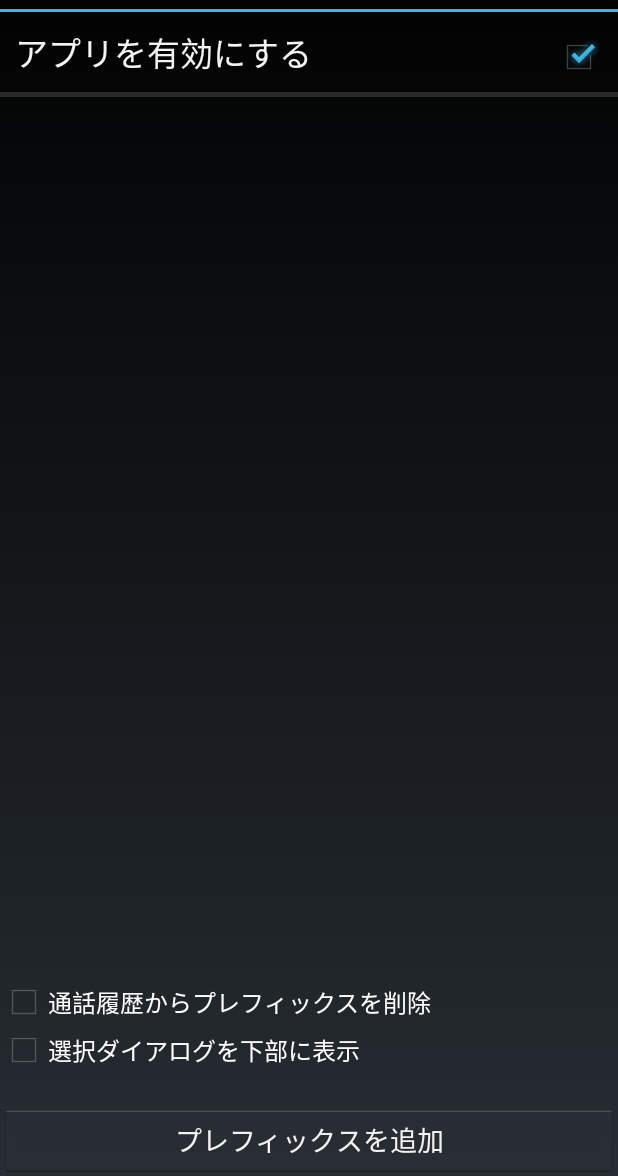
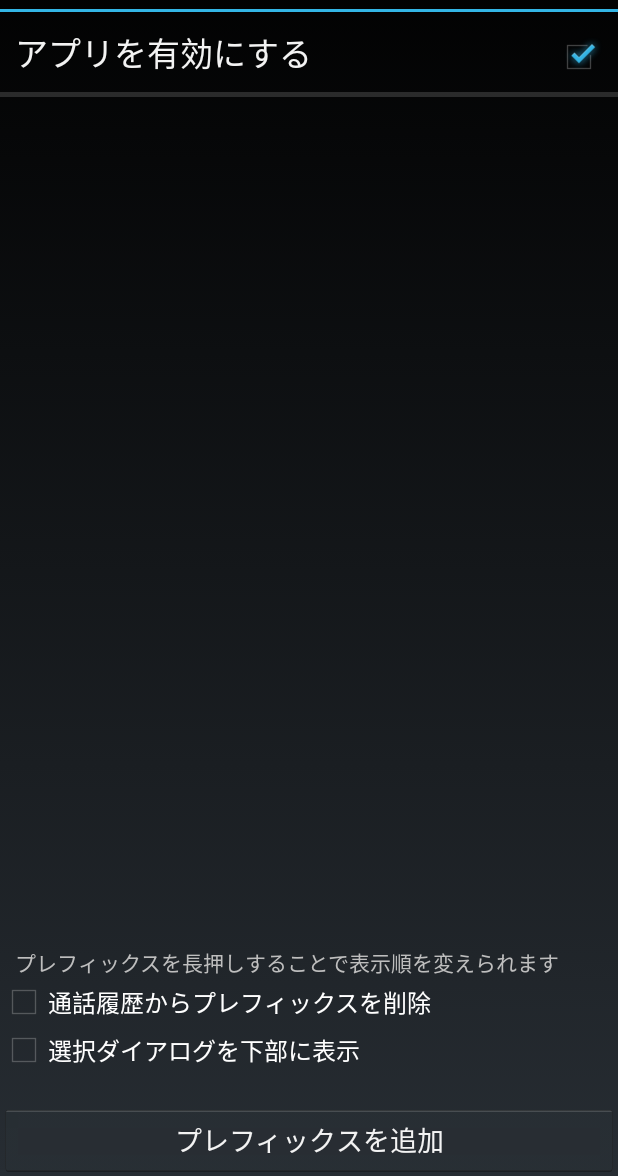
Before and after one commit to shekeenlab/PrefixDial, an Android app: the screen it shows after launch (MainActivity), on a phone screen of 412 x 824 dp, the part 60-1236 px from its top. Run offline under Robolectric (Android 15) with nearby library versions, the phone set to English and light mode, and no system bars.

Commit message:
ドラッグ＆ドロップの案内の文言を追加

```diff
--- a/app/src/main/java/jp/co/shekeenlab/PrefixDial/MainActivity.java
+++ b/app/src/main/java/jp/co/shekeenlab/PrefixDial/MainActivity.java
@@ -65,6 +65,9 @@ public class MainActivity extends Activity implements OnItemClickListener, OnCli
 		mListPrefix.setOnItemLongClickListener(this);
 		if(VERSION.SDK_INT >= VERSION_CODES.HONEYCOMB){
 			mListPrefix.setOnDragListener(new MyOnDragListener(this));
+		}
+		else{
+			findViewById(R.id.textDragDrop).setVisibility(View.INVISIBLE);
 		}
 
 		mButtonAdd = (Button) findViewById(R.id.buttonAddPrefix);
--- a/app/src/main/res/layout/main.xml
+++ b/app/src/main/res/layout/main.xml
@@ -33,6 +33,15 @@
         android:headerDividersEnabled="true" >
     </ListView>
 
+    <TextView
+        android:id="@+id/textDragDrop"
+        android:layout_width="match_parent"
+        android:layout_height="wrap_content"
+        android:text="@string/text_drag_drop"
+        android:textAppearance="?android:attr/textAppearanceSmall"
+        android:paddingLeft="10dp"
+        android:paddingRight="10dp"/>
+
     <CheckBox
         android:layout_width="match_parent"
         android:layout_height="wrap_content"
--- a/app/src/main/res/values/strings.xml
+++ b/app/src/main/res/values/strings.xml
@@ -16,6 +16,7 @@
     <string name="check_enable_prefix">アプリを有効にする</string>
     <string name="check_show_bottom">選択ダイアログを下部に表示</string>
 	<string name="check_remove_prefix">通話履歴からプレフィックスを削除</string>
+	<string name="text_drag_drop">プレフィックスを長押しすることで表示順を変えられます</string>
 
 	<string name="key_hook_gravity" translatable="false">hook_gravity</string>
     <string name="key_remove_prefix" translatable="false">remove_prefix</string>
```
